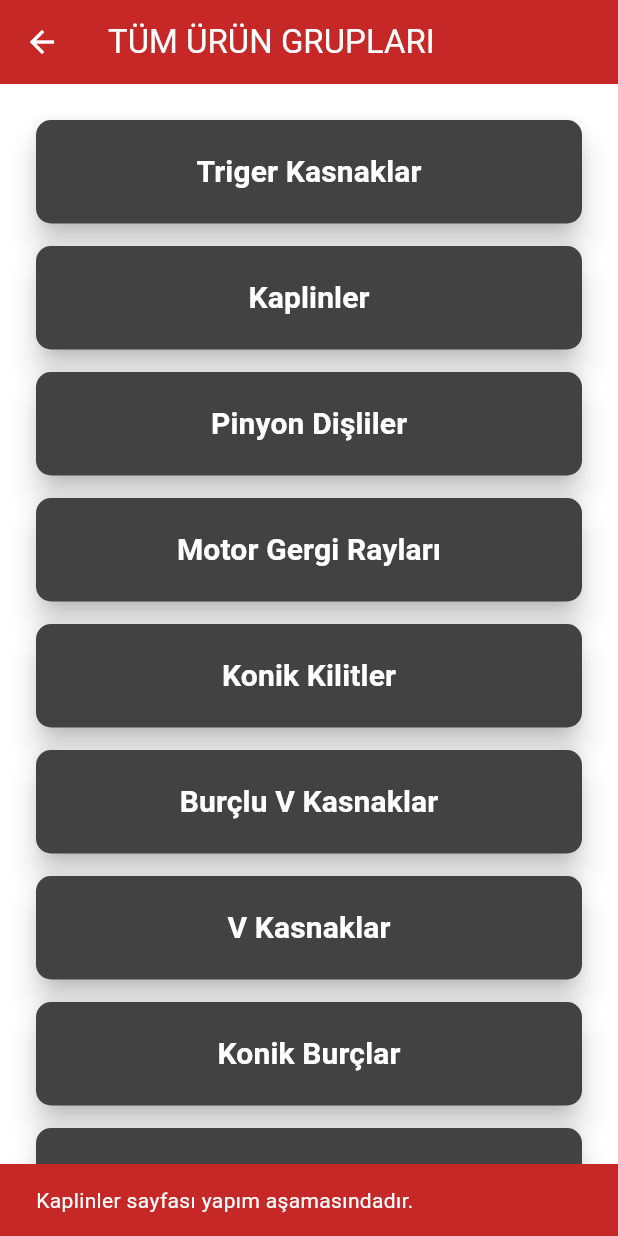
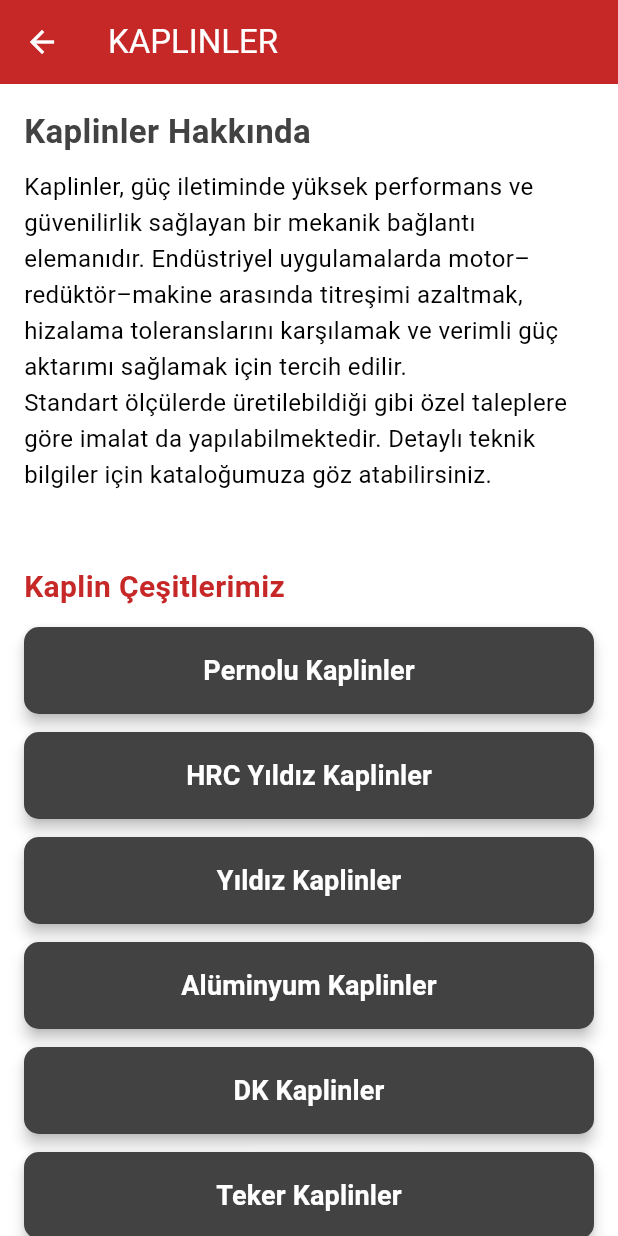
Before and after one commit to refik4270/ardmakina_katalog, a Flutter app: the UrunlerMenuPage screen opened directly, after a tap on "Kaplinler", on a phone screen of 412 x 824 dp. Run offline on Flutter 3.47's test engine with Material 3 defaults, Android fonts, the phone set to English and light mode, and no system bars.

Commit message:
Yeni özellik eklendi

```diff
--- /dev/null
+++ b/lib/kaplinler_page.dart
@@ -0,0 +1,263 @@
+// lib/kaplinler_page.dart
+
+import 'package:flutter/material.dart';
+import 'main.dart';
+
+const String kKaplinGenelAciklama = '''
+Kaplinler, güç iletiminde yüksek performans ve güvenilirlik sağlayan bir mekanik bağlantı elemanıdır. Endüstriyel uygulamalarda motor–redüktör–makine arasında titreşimi azaltmak, hizalama toleranslarını karşılamak ve verimli güç aktarımı sağlamak için tercih edilir.
+Standart ölçülerde üretilebildiği gibi özel taleplere göre imalat da yapılabilmektedir. Detaylı teknik bilgiler için kataloğumuza göz atabilirsiniz.
+''';
+
+const List<String> kKaplinCesitleri = [
+  'Pernolu Kaplinler',
+  'HRC Yıldız Kaplinler',
+  'Yıldız Kaplinler',
+  'Alüminyum Kaplinler',
+  'DK Kaplinler',
+  'Teker Kaplinler',
+  'Disk Kaplinler',
+];
+
+class KaplinlerPage extends StatelessWidget {
+  const KaplinlerPage({super.key});
+
+  @override
+  Widget build(BuildContext context) {
+    return Scaffold(
+      appBar: AppBar(
+        title: const Text(
+          'KAPLINLER',
+          style: TextStyle(color: kBackgroundColor),
+        ),
+        backgroundColor: kPrimaryColor,
+        iconTheme: const IconThemeData(color: kBackgroundColor),
+      ),
+      body: SingleChildScrollView(
+        padding: const EdgeInsets.all(16.0),
+        child: Column(
+          crossAxisAlignment: CrossAxisAlignment.start,
+          children: [
+            const Text(
+              'Kaplinler Hakkında',
+              style: TextStyle(
+                fontSize: 22,
+                fontWeight: FontWeight.bold,
+                color: kAccentColor,
+              ),
+            ),
+            const SizedBox(height: 10),
+            Text(
+              kKaplinGenelAciklama,
+              style: const TextStyle(
+                fontSize: 16,
+                height: 1.5,
+                color: kTextColor,
+              ),
+            ),
+            const SizedBox(height: 24),
+
+            const Text(
+              'Kaplin Çeşitlerimiz',
+              style: TextStyle(
+                fontSize: 20,
+                fontWeight: FontWeight.w600,
+                color: kPrimaryColor,
+              ),
+            ),
+            const SizedBox(height: 12),
+
+            Column(
+              children: kKaplinCesitleri.map((adi) {
+                return Padding(
+                  padding: const EdgeInsets.only(bottom: 12.0),
+                  child: SizedBox(
+                    width: double.infinity,
+                    child: ElevatedButton(
+                      style: ElevatedButton.styleFrom(
+                        backgroundColor: kAccentColor,
+                        foregroundColor: kBackgroundColor,
+                        padding: const EdgeInsets.symmetric(
+                          vertical: 16.0,
+                        ),
+                        shape: RoundedRectangleBorder(
+                          borderRadius: BorderRadius.circular(10),
+                        ),
+                        elevation: 4,
+                      ),
+                      onPressed: () {
+                        Navigator.push(
+                          context,
+                          MaterialPageRoute(
+                            builder: (context) =>
+                                KaplinDetayPage(kaplinAdi: adi),
+                          ),
+                        );
+                      },
+                      child: Text(
+                        adi,
+                        style: const TextStyle(
+                          fontSize: 18,
+                          fontWeight: FontWeight.bold,
+                        ),
+                      ),
+                    ),
+                  ),
+                );
+              }).toList(),
+            ),
+          ],
+        ),
+      ),
+    );
+  }
+}
+
+/// Her kaplin tipi için özel açıklama metnini döndürür
+String _getKaplinAciklama(String kaplinAdi) {
+  switch (kaplinAdi) {
+    case 'Yıldız Kaplinler':
+      return '''
+Yıldız kaplinler 2 adet döküm erkek parçadan ve 1 adet kauçuk lastikten oluşurlar. Kauçuk kısım kaplinin dışından da gözüktüğü için deforme olup olmadığı hemen tespit edilebilmektedir. Ayaklar tam olarak kauçuk lastiklere göre işlendiğinden dolayı boşluk yapmaz. Fiyat olarak diğer kaplinlerden daha ucuz ve yaygın olması sebebi ile makine imalatçılarının sık kullandığı bir kaplin tipidir.
+''';
+
+    case 'HRC Yıldız Kaplinler':
+      return '''
+HRC yıldız kaplinler 2 adet döküm ve 1 adet elastik parçadan oluşmaktadır. Elastik parçalar kauçuk ve poliüretan olarak takılabilmektedir. Çok büyük güç iletebilme özelliğine sahiptir. Konik burçlu olarak ve dolu göbekli olarak imal edilebilmektedir.
+''';
+
+    case 'Pernolu Kaplinler':
+      return '''
+Pernolu kaplinler çok büyük güç aktaran kaplin çeşitlerindendir. Genellikle ağır sanayi, şeker fabrikaları, çimento fabrikaları, vinç vb. gibi sektörlerde kullanılmaktadır. Demontaj yapılmadan pim ve elastik kısımlar değiştirilebilmektedir. Demontaj yapılmadan pim ve elastik kısımdaki deformasyonlar görülebilmektedir. Elastik kısımlar kauçuk ve poliüretan olarak takılabilir.
+''';
+
+    case 'Disk Kaplinler':
+      return '''
+Disk kaplinler 2 adet çelik parçadan ve 1 takım krom nikel sacdan oluşmaktadır. Çok zor bakım yapılan yerlerde kullanılmaktadır. Disk kaplin motor gücü ve devire göre kullanıldığı takdirde makine ömrüne eşit bir kaplin çeşididir. Kaplinden dolayı makineye arıza vermez. Krom nikel sac takımı ile paslanma olmaz, işlevini yitirmez.
+''';
+
+    case 'Teker Kaplinler':
+      return '''
+Teker kaplinler emniyet amaçlı kullanılmaktadır. Doğrusal kaçıklıkları alır. Toplamda 4 parça çelik malzemeden ve 1 adet elastikten oluşmaktadır. Herhangi bir sıkışma veya arıza durumunda elastik parça parçalanarak diğer hareket aktarma elemanlarına zarar vermez.
+''';
+
+    case 'Alüminyum Kaplinler':
+      return '''
+Alüminyum kaplinler genellikle hassas aktarım yapılması gereken yerlerde kullanılır. Çoğunlukla DC–servo motor tiplerinde kullanılmaktadır. Boşluksuz çalıştıklarından dolayı aldığı hareketi birebir karşı tarafa iletebilmektedir. Küçük çaplarda, küçük mil çaplarına göre üretilmektedir.
+''';
+
+    case 'DK Kaplinler':
+      return '''
+İki adet aynı yapıda çelik dişli ve bir adet poliamid kovandan oluşur. Hidrolik pompalarda en sık kullanılan kaplin çeşitlerindendir. Sık dişleri sayesinde büyük montaj kolaylığı sağlar. Çalışma esnasında oluşabilecek bir arıza ve sıkışma durumunda elastik parça kırılarak sigorta görevi yapar, sistem durur. Kaplinin diğer parçalarına zarar gelmez. Vibrasyona uygun değildir, poliamid kovan sert yapıdadır ve vibrasyonu motora iletir.
+''';
+
+    default:
+      // Her ihtimale karşı, tanımsız bir durum olursa genel açıklamaya düşer
+      return kKaplinGenelAciklama;
+  }
+}
+
+class KaplinDetayPage extends StatelessWidget {
+  final String kaplinAdi;
+
+  const KaplinDetayPage({super.key, required this.kaplinAdi});
+
+  @override
+  Widget build(BuildContext context) {
+    final String aciklamaMetni = _getKaplinAciklama(kaplinAdi);
+
+    return Scaffold(
+      appBar: AppBar(
+        title: Text(
+          kaplinAdi.toUpperCase(),
+          style: const TextStyle(color: kBackgroundColor),
+        ),
+        backgroundColor: kPrimaryColor,
+        iconTheme: const IconThemeData(color: kBackgroundColor),
+      ),
+      body: SingleChildScrollView(
+        padding: const EdgeInsets.all(16.0),
+        child: Column(
+          crossAxisAlignment: CrossAxisAlignment.start,
+          children: [
+            Text(
+              kaplinAdi,
+              style: const TextStyle(
+                fontSize: 24,
+                fontWeight: FontWeight.bold,
+                color: kAccentColor,
+              ),
+            ),
+            const SizedBox(height: 16),
+
+            // Teknik çizim / görsel alanı (ileride gerçek görsel eklenebilir)
+            Container(
+              width: double.infinity,
+              height: 200,
+              decoration: BoxDecoration(
+                color: Colors.grey[200],
+                borderRadius: BorderRadius.circular(10),
+                border: Border.all(color: Colors.grey),
+              ),
+              child: Center(
+                child: Text(
+                  '$kaplinAdi ile ilgili teknik çizim / görsel burada gösterilecektir.',
+                  textAlign: TextAlign.center,
+                  style: const TextStyle(color: Colors.grey),
+                ),
+              ),
+            ),
+
+            const SizedBox(height: 24),
+
+            const Text(
+              'Teknik Özellikler',
+              style: TextStyle(
+                fontSize: 20,
+                fontWeight: FontWeight.w600,
+                color: kPrimaryColor,
+              ),
+            ),
+            const SizedBox(height: 8),
+
+            Text(
+              aciklamaMetni,
+              style: const TextStyle(
+                fontSize: 16,
+                height: 1.5,
+                color: kTextColor,
+              ),
+            ),
+
+            const SizedBox(height: 24),
+
+            Center(
+              child: ElevatedButton.icon(
+                onPressed: () {
+                  ScaffoldMessenger.of(context).showSnackBar(
+                    SnackBar(
+                      content: Text(
+                        '$kaplinAdi katalog PDF\'i uygulama tamamlandığında eklenecektir.',
+                      ),
+                      duration: const Duration(seconds: 2),
+                    ),
+                  );
+                },
+                icon: const Icon(Icons.picture_as_pdf),
+                label: const Text('Katalog (PDF) - Yakında'),
+                style: ElevatedButton.styleFrom(
+                  backgroundColor: kPrimaryColor,
+                  foregroundColor: kBackgroundColor,
+                  padding: const EdgeInsets.symmetric(
+                    horizontal: 30,
+                    vertical: 14,
+                  ),
+                  textStyle: const TextStyle(fontSize: 18),
+                ),
+              ),
+            ),
+          ],
+        ),
+      ),
+    );
+  }
+}
--- a/lib/urunler_menu_page.dart
+++ b/lib/urunler_menu_page.dart
@@ -4,7 +4,11 @@ import 'package:flutter/material.dart';
 import 'main.dart';
 import 'triger_kasnaklar_page.dart';
 import 'disliler_page.dart';
+import 'kaplinler_page.dart';
 
+// ------------------------------------------------------------------
+// 📋 ÜRÜN LİSTESİ (TİCARİ ÖNCELİK SIRALAMASI)
+// ------------------------------------------------------------------
 const List<String> kUrunlerListesi = [
   'Triger Kasnaklar',
   'Kaplinler',
@@ -22,20 +26,31 @@ const List<String> kUrunlerListesi = [
   'Yataklı Rulmanlar',
 ];
 
+// ------------------------------------------------------------------
+// ⚙️ YÖNLENDİRME MANTIK (main.dart ile senkronize)
+// ------------------------------------------------------------------
+
 void _handleNavigation(BuildContext context, String title) {
-  if (title == 'Triger Kasnaklar' || title == 'Burçlu V Kasnaklar' || title == 'V Kasnaklar') {
+  if (title == 'Triger Kasnaklar' ||
+      title == 'Burçlu V Kasnaklar' ||
+      title == 'V Kasnaklar') {
     Navigator.push(
       context,
       MaterialPageRoute(builder: (context) => const TrigerKasnaklarPage()),
     );
-  }
-  else if (title == 'Pinyon Dişliler' || title == 'Kramayer Dişliler' || title == 'Zincir Dişliler') {
+  } else if (title == 'Pinyon Dişliler' ||
+      title == 'Kramayer Dişliler' ||
+      title == 'Zincir Dişliler') {
     Navigator.push(
       context,
       MaterialPageRoute(builder: (context) => const DislilerPage()),
     );
-  }
-  else {
+  } else if (title == 'Kaplinler') {
+    Navigator.push(
+      context,
+      MaterialPageRoute(builder: (context) => const KaplinlerPage()),
+    );
+  } else {
     _showUnderConstruction(context, title);
   }
 }
@@ -50,6 +65,10 @@ void _showUnderConstruction(BuildContext context, String category) {
   );
 }
 
+// ------------------------------------------------------------------
+// 🛍️ ÜRÜNLER MENÜ SAYFASI
+// ------------------------------------------------------------------
+
 class UrunlerMenuPage extends StatelessWidget {
   const UrunlerMenuPage({super.key});
 
@@ -57,7 +76,8 @@ class UrunlerMenuPage extends StatelessWidget {
   Widget build(BuildContext context) {
     return Scaffold(
       appBar: AppBar(
-        title: const Text('TÜM ÜRÜN GRUPLARI', style: TextStyle(color: kBackgroundColor)),
+        title: const Text('TÜM ÜRÜN GRUPLARI',
+            style: TextStyle(color: kBackgroundColor)),
         backgroundColor: kPrimaryColor,
         iconTheme: const IconThemeData(color: kBackgroundColor),
       ),
```
Also changed, not shown: lib/main.dart (+41 -26 lines).
